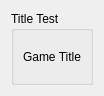
Above: src/TitleState.ui from LaceyGSC/CPlusPlus-QT-CS3503-EducationalApp before the change. Below: the same form after it.
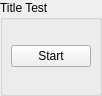
That is the form after the change.

Commit message: Connected resources with game states. Added demo title state

Patch:
```diff
--- a/src/TitleState.ui
+++ b/src/TitleState.ui
@@ -2,6 +2,9 @@
 <ui version="4.0">
  <class>TitleState</class>
  <widget class="QWidget" name="TitleState">
+  <property name="enabled">
+   <bool>true</bool>
+  </property>
   <property name="geometry">
    <rect>
     <x>0</x>
@@ -20,21 +23,67 @@
    <string>Form</string>
   </property>
   <layout class="QGridLayout" name="gridLayout">
+   <property name="leftMargin">
+    <number>0</number>
+   </property>
+   <property name="topMargin">
+    <number>0</number>
+   </property>
+   <property name="rightMargin">
+    <number>0</number>
+   </property>
+   <property name="bottomMargin">
+    <number>0</number>
+   </property>
+   <property name="spacing">
+    <number>0</number>
+   </property>
    <item row="0" column="0">
+    <layout class="QHBoxLayout" name="horizontalLayout">
+     <property name="spacing">
+      <number>0</number>
+     </property>
+     <item>
     <widget class="QGroupBox" name="groupBox">
+       <property name="enabled">
+        <bool>true</bool>
+       </property>
      <property name="title">
       <string>Title Test</string>
      </property>
      <layout class="QGridLayout" name="gridLayout_2">
-      <item row="0" column="0">
-       <widget class="QLabel" name="label">
+        <property name="leftMargin">
+         <number>0</number>
+        </property>
+        <property name="topMargin">
+         <number>0</number>
+        </property>
+        <property name="rightMargin">
+         <number>0</number>
+        </property>
+        <property name="bottomMargin">
+         <number>0</number>
+        </property>
+        <property name="spacing">
+         <number>0</number>
+        </property>
+        <item row="0" column="1">
+         <widget class="QPushButton" name="pushButton">
+          <property name="sizePolicy">
+           <sizepolicy hsizetype="Maximum" vsizetype="Fixed">
+            <horstretch>0</horstretch>
+            <verstretch>0</verstretch>
+           </sizepolicy>
+          </property>
         <property name="text">
-         <string>Game Title</string>
+           <string>Start</string>
         </property>
        </widget>
       </item>
      </layout>
     </widget>
+     </item>
+    </layout>
    </item>
   </layout>
  </widget>
```
Lines whose indentation alone changed are shown as unchanged. The commit also changes 18 other files.
